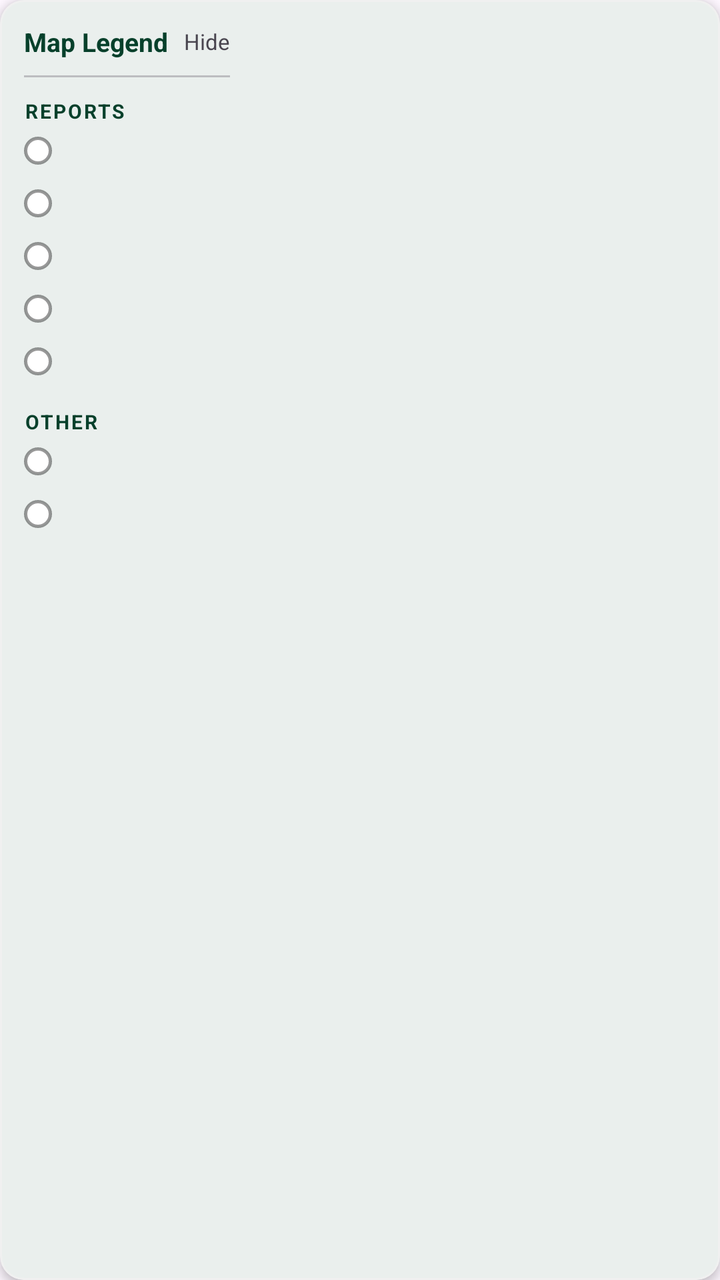
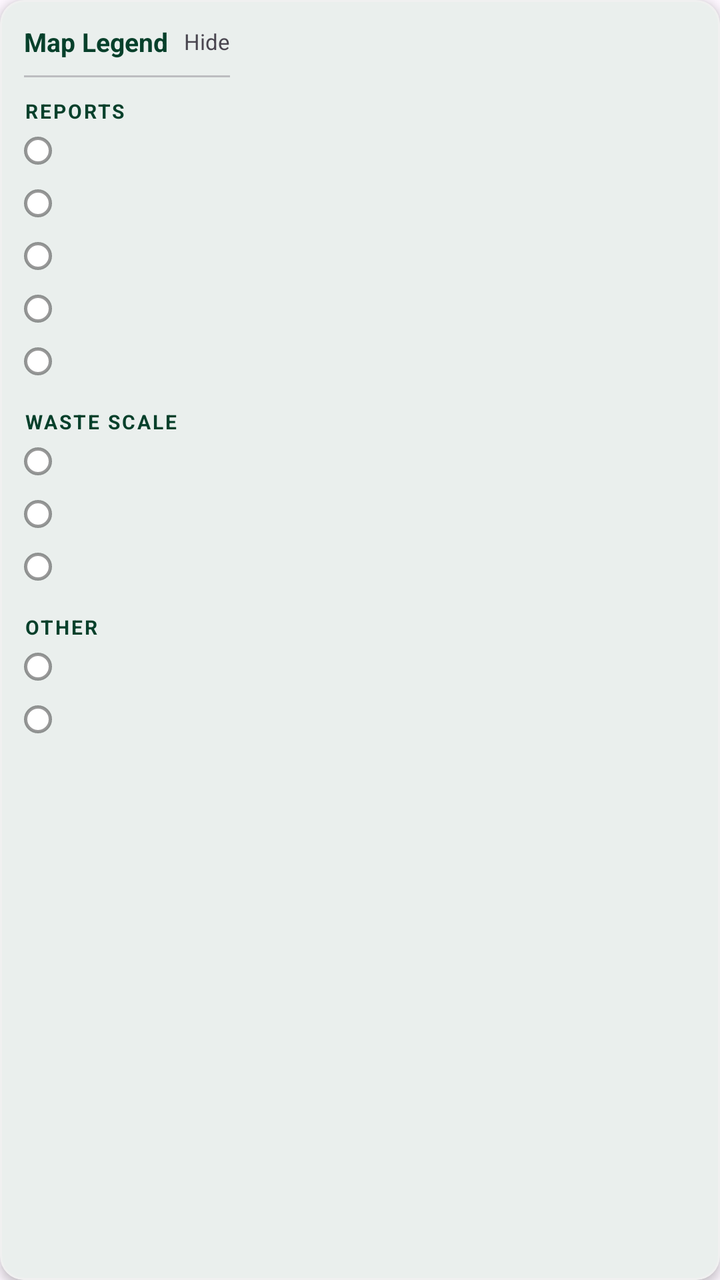

Screens rendered from an Android XML layout before and after an edit, with the pre-edit source and the edit as a unified diff.
<!-- AndroidManifest.xml: application theme Theme.MyEcoWatch1 -->
<!-- res/layout/map_legend.xml -->
<?xml version="1.0" encoding="utf-8"?>
<com.google.android.material.card.MaterialCardView
    xmlns:android="http://schemas.android.com/apk/res/android"
    xmlns:app="http://schemas.android.com/apk/res-auto"
    android:id="@+id/mapLegendCard"
    android:layout_width="wrap_content"
    android:layout_height="wrap_content"
    android:layout_margin="16dp"
    app:cardBackgroundColor="?attr/colorSurface"
    app:cardCornerRadius="12dp"
    app:cardElevation="3dp">

    <LinearLayout
        android:layout_width="wrap_content"
        android:layout_height="wrap_content"
        android:orientation="vertical"
        android:padding="12dp">

        
        <LinearLayout
            android:id="@+id/legendHeader"
            android:layout_width="wrap_content"
            android:layout_height="wrap_content"
            android:background="?attr/selectableItemBackground"
            android:clickable="true"
            android:focusable="true"
            android:gravity="center_vertical"
            android:orientation="horizontal">

            <TextView
                android:layout_width="wrap_content"
                android:layout_height="wrap_content"
                android:text="Map Legend"
                android:textColor="@color/green"
                android:textSize="13sp"
                android:textStyle="bold" />

            <TextView
                android:id="@+id/legendToggleHint"
                android:layout_width="wrap_content"
                android:layout_height="wrap_content"
                android:layout_marginStart="8dp"
                android:text="Hide"
                android:textColor="?attr/colorOnSurfaceVariant"
                android:textSize="11sp" />

        </LinearLayout>

        <View
            android:id="@+id/legendDivider"
            android:layout_width="match_parent"
            android:layout_height="1dp"
            android:layout_marginTop="8dp"
            android:background="?attr/colorOutline"
            android:alpha="0.4" />

        <LinearLayout
            android:id="@+id/legendContent"
            android:layout_width="wrap_content"
            android:layout_height="wrap_content"
            android:orientation="vertical">

            
            <TextView
                android:id="@+id/legendReportHeader"
                android:layout_width="wrap_content"
                android:layout_height="wrap_content"
                android:layout_marginTop="10dp"
                android:letterSpacing="0.1"
                android:text="REPORTS"
                android:textColor="@color/green"
                android:textSize="10sp"
                android:textStyle="bold" />

            <include
                android:id="@+id/legendReportPending"
                layout="@layout/item_map_legend_row"
                android:layout_width="wrap_content"
                android:layout_height="wrap_content" />

            <include
                android:id="@+id/legendReportInProgress"
                layout="@layout/item_map_legend_row"
                android:layout_width="wrap_content"
                android:layout_height="wrap_content" />

            <include
                android:id="@+id/legendReportCompleted"
                layout="@layout/item_map_legend_row"
                android:layout_width="wrap_content"
                android:layout_height="wrap_content" />

            <include
                android:id="@+id/legendReportDenied"
                layout="@layout/item_map_legend_row"
                android:layout_width="wrap_content"
                android:layout_height="wrap_content" />

            <include
                android:id="@+id/legendReportOther"
                layout="@layout/item_map_legend_row"
                android:layout_width="wrap_content"
                android:layout_height="wrap_content" />

            
            <TextView
                android:id="@+id/legendOtherHeader"
                android:layout_width="wrap_content"
                android:layout_height="wrap_content"
                android:layout_marginTop="10dp"
                android:letterSpacing="0.1"
                android:text="OTHER"
                android:textColor="@color/green"
                android:textSize="10sp"
                android:textStyle="bold" />

            <include
                android:id="@+id/legendYourLocation"
                layout="@layout/item_map_legend_row"
                android:layout_width="wrap_content"
                android:layout_height="wrap_content" />

            <include
                android:id="@+id/legendAssignedReport"
                layout="@layout/item_map_legend_row"
                android:layout_width="wrap_content"
                android:layout_height="wrap_content" />

        </LinearLayout>

    </LinearLayout>

</com.google.android.material.card.MaterialCardView>
<!-- res/layout/item_map_legend_row.xml (included above) -->
<?xml version="1.0" encoding="utf-8"?>
<LinearLayout xmlns:android="http://schemas.android.com/apk/res/android"
    android:layout_width="match_parent"
    android:layout_height="wrap_content"
    android:baselineAligned="false"
    android:gravity="center_vertical"
    android:orientation="horizontal"
    android:paddingTop="5dp"
    android:paddingBottom="5dp">

    <ImageView
        android:id="@+id/legendDot"
        android:layout_width="14dp"
        android:layout_height="14dp"
        android:contentDescription="@null"
        android:src="@drawable/map_legend_dot" />

    <TextView
        android:id="@+id/legendLabel"
        android:layout_width="0dp"
        android:layout_height="wrap_content"
        android:layout_marginStart="10dp"
        android:layout_weight="1"
        android:textColor="?attr/colorOnSurface"
        android:textSize="12sp" />

</LinearLayout>
<!-- resources referenced by this layout -->
<resources>
  <color name="green">#06402B</color>
  <!-- drawable map_legend_dot (drawable) -->
  <?xml version="1.0" encoding="utf-8"?>
  <shape xmlns:android="http://schemas.android.com/apk/res/android"
      android:shape="oval">
  
      <solid android:color="@color/white" />
  
      <stroke
          android:width="1.5dp"
          android:color="@color/map_legend_scrim" />
  
  </shape>
  <style name="Theme.MyEcoWatch1" parent="Base.Theme.MyEcoWatch1" />
  <color name="white">#FFFFFFFF</color>
  <color name="map_legend_scrim">#66000000</color>
  <style name="Base.Theme.MyEcoWatch1" parent="Theme.Material3.DayNight.NoActionBar">
          
          <item name="colorPrimary">@color/green</item>
          <item name="colorOnPrimary">@color/white</item>
          <item name="colorSurface">@color/white</item>
          <item name="colorOnSurface">@color/green</item>
          <item name="colorOutlineVariant">#F0F0F0</item>
      </style>
</resources>

<!-- the commit's change to res/layout/map_legend.xml (unified diff, before → after) -->
@@ -104,6 +104,36 @@
 
             
             <TextView
+                android:id="@+id/legendScaleHeader"
+                android:layout_width="wrap_content"
+                android:layout_height="wrap_content"
+                android:layout_marginTop="10dp"
+                android:letterSpacing="0.1"
+                android:text="WASTE SCALE"
+                android:textColor="@color/green"
+                android:textSize="10sp"
+                android:textStyle="bold" />
+
+            <include
+                android:id="@+id/legendScaleSmall"
+                layout="@layout/item_map_legend_row"
+                android:layout_width="wrap_content"
+                android:layout_height="wrap_content" />
+
+            <include
+                android:id="@+id/legendScaleMedium"
+                layout="@layout/item_map_legend_row"
+                android:layout_width="wrap_content"
+                android:layout_height="wrap_content" />
+
+            <include
+                android:id="@+id/legendScaleLarge"
+                layout="@layout/item_map_legend_row"
+                android:layout_width="wrap_content"
+                android:layout_height="wrap_content" />
+
+            
+            <TextView
                 android:id="@+id/legendOtherHeader"
                 android:layout_width="wrap_content"
                 android:layout_height="wrap_content"
